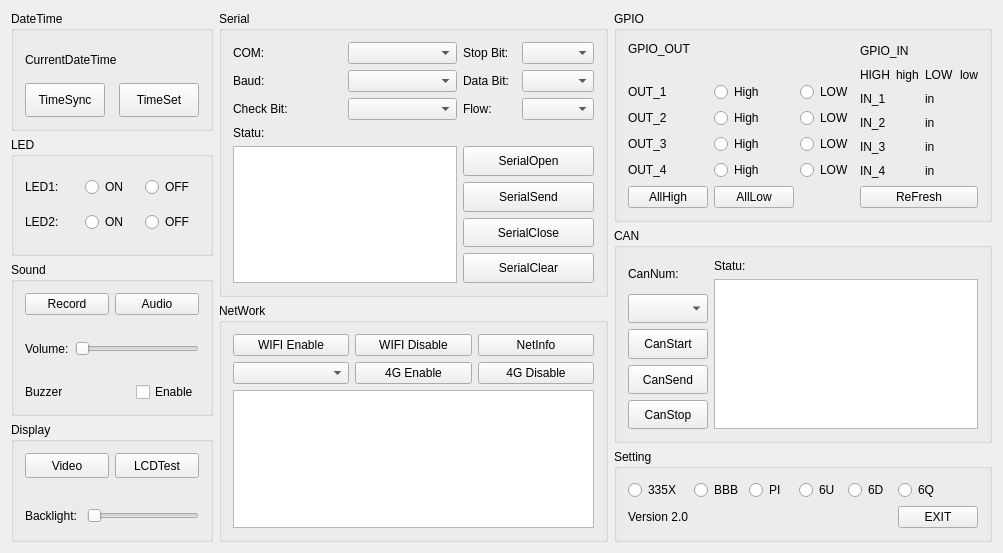
The window that mainwindow.ui (Chipsee/hardwaretest) describes before a commit, drawn with Qt 5.
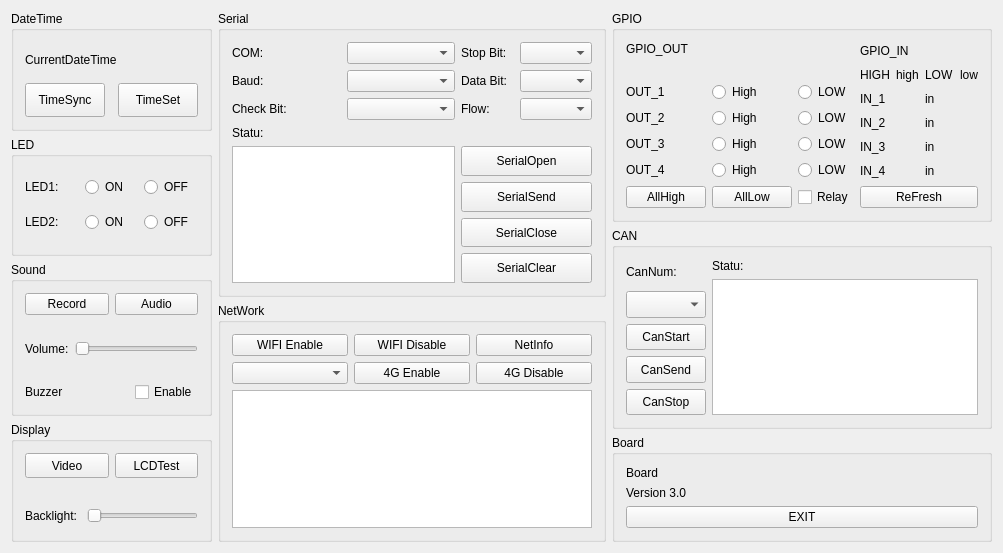
The same window after the commit.

Patch:
```diff
--- a/mainwindow.ui
+++ b/mainwindow.ui
@@ -873,17 +873,11 @@
             </widget>
            </item>
            <item row="7" column="2">
-            <spacer name="horizontalSpacer_gpio_2">
-             <property name="orientation">
-              <enum>Qt::Horizontal</enum>
+            <widget class="QCheckBox" name="checkBox_Relay">
+             <property name="text">
+              <string>Relay</string>
              </property>
-             <property name="sizeHint" stdset="0">
-              <size>
-               <width>40</width>
-               <height>20</height>
-              </size>
-             </property>
-            </spacer>
+            </widget>
            </item>
           </layout>
          </item>
@@ -1104,27 +1098,21 @@
          </sizepolicy>
         </property>
         <property name="title">
-         <string>Setting</string>
+         <string>Board</string>
         </property>
-        <layout class="QGridLayout" name="gridLayout_4">
-         <item row="0" column="2">
-          <widget class="QRadioButton" name="radioButton_bbb_exp">
-           <property name="sizePolicy">
-            <sizepolicy hsizetype="Minimum" vsizetype="Preferred">
-             <horstretch>0</horstretch>
-             <verstretch>0</verstretch>
-            </sizepolicy>
-           </property>
+        <layout class="QVBoxLayout" name="verticalLayout_3">
+         <item>
+          <widget class="QLabel" name="labelBoard">
            <property name="text">
-            <string>BBB</string>
+            <string>Board</string>
            </property>
            <attribute name="buttonGroup">
             <string notr="true">buttonGroup_board</string>
            </attribute>
           </widget>
          </item>
-         <item row="0" column="4">
-          <widget class="QRadioButton" name="radioButton_imx6u">
+         <item>
+          <widget class="QLabel" name="labelVersion">
            <property name="sizePolicy">
             <sizepolicy hsizetype="Minimum" vsizetype="Preferred">
              <horstretch>0</horstretch>
@@ -1132,72 +1120,11 @@
             </sizepolicy>
            </property>
            <property name="text">
-            <string>6U</string>
+            <string>Version 3.0</string>
            </property>
           </widget>
          </item>
-         <item row="0" column="5">
-          <widget class="QRadioButton" name="radioButton_imx6d">
-           <property name="sizePolicy">
-            <sizepolicy hsizetype="Minimum" vsizetype="Preferred">
-             <horstretch>0</horstretch>
-             <verstretch>0</verstretch>
-            </sizepolicy>
-           </property>
-           <property name="text">
-            <string>6D</string>
-           </property>
-           <attribute name="buttonGroup">
-            <string notr="true">buttonGroup_board</string>
-           </attribute>
-          </widget>
-         </item>
-         <item row="0" column="0">
-          <widget class="QRadioButton" name="radioButton_am335x">
-           <property name="sizePolicy">
-            <sizepolicy hsizetype="Minimum" vsizetype="Preferred">
-             <horstretch>0</horstretch>
-             <verstretch>0</verstretch>
-            </sizepolicy>
-           </property>
-           <property name="text">
-            <string>335X</string>
-           </property>
-           <attribute name="buttonGroup">
-            <string notr="true">buttonGroup_board</string>
-           </attribute>
-          </widget>
-         </item>
-         <item row="2" column="0">
-          <widget class="QLabel" name="label">
-           <property name="sizePolicy">
-            <sizepolicy hsizetype="Minimum" vsizetype="Preferred">
-             <horstretch>0</horstretch>
-             <verstretch>0</verstretch>
-            </sizepolicy>
-           </property>
-           <property name="text">
-            <string>Version 2.0</string>
-           </property>
-          </widget>
-         </item>
-         <item row="0" column="7">
-          <widget class="QRadioButton" name="radioButton_imx6q">
-           <property name="sizePolicy">
-            <sizepolicy hsizetype="Minimum" vsizetype="Preferred">
-             <horstretch>0</horstretch>
-             <verstretch>0</verstretch>
-            </sizepolicy>
-           </property>
-           <property name="text">
-            <string>6Q</string>
-           </property>
-           <attribute name="buttonGroup">
-            <string notr="true">buttonGroup_board</string>
-           </attribute>
-          </widget>
-         </item>
-         <item row="2" column="7">
+         <item>
           <widget class="QPushButton" name="pushButton_exit">
            <property name="sizePolicy">
             <sizepolicy hsizetype="Minimum" vsizetype="Preferred">
@@ -1210,16 +1137,6 @@
            </property>
           </widget>
          </item>
-         <item row="0" column="3">
-          <widget class="QRadioButton" name="radioButton_pi">
-           <property name="text">
-            <string>PI</string>
-           </property>
-           <attribute name="buttonGroup">
-            <string notr="true">buttonGroup_board</string>
-           </attribute>
-          </widget>
-         </item>
         </layout>
        </widget>
       </item>
```
Left out of the diff: 13 changed lines with no effect on the pictures.
